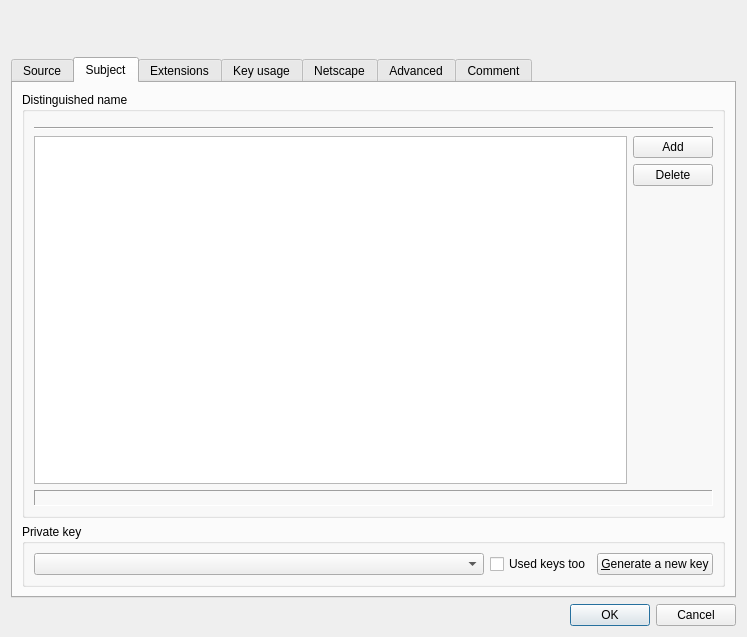
Qt form ui/NewX509.ui (chris2511/xca) before a commit.
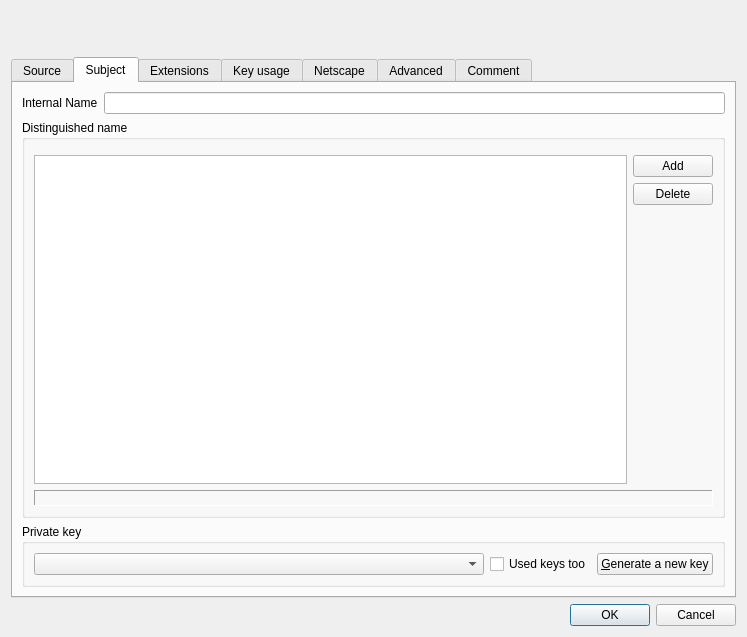
The same form after that commit. The open tabs and pages were chosen to show the change. Custom widgets are drawn as their Qt base class.

Commit message: Separate the internal name from distinguished name

```diff
--- a/ui/NewX509.ui
+++ b/ui/NewX509.ui
@@ -341,6 +341,24 @@
        <string>Subject</string>
       </attribute>
       <layout class="QVBoxLayout" name="verticalLayout_7">
+       <item>
+        <layout class="QHBoxLayout" name="horizontalLayout_6">
+         <item>
+          <widget class="QLabel" name="label_2">
+           <property name="text">
+            <string>Internal Name</string>
+           </property>
+          </widget>
+         </item>
+         <item>
+          <widget class="QLineEdit" name="description">
+           <property name="toolTip">
+            <string>This name is only used internally and does not appear in the resulting certificate</string>
+           </property>
+          </widget>
+         </item>
+        </layout>
+       </item>
        <item>
         <widget class="QGroupBox" name="distNameBox">
          <property name="toolTip">
@@ -353,13 +371,6 @@
           <item>
            <widget class="QWidget" name="dnWidget" native="true"/>
           </item>
-          <item>
-           <widget class="Line" name="Line1_2">
-            <property name="orientation">
-             <enum>Qt::Horizontal</enum>
-            </property>
-           </widget>
-          </item>
           <item>
            <layout class="QHBoxLayout" name="horizontalLayout_3">
             <item>
```
Left out of the diff: 5 changed lines with no effect on the pictures. The commit also changes 2 other files.
